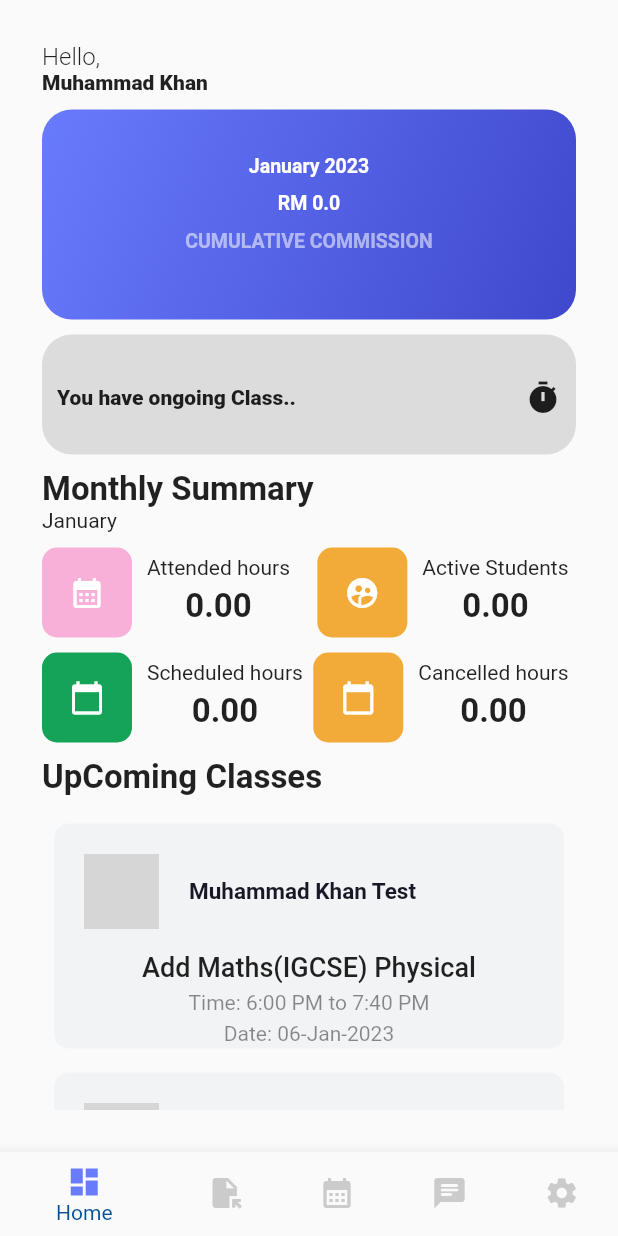
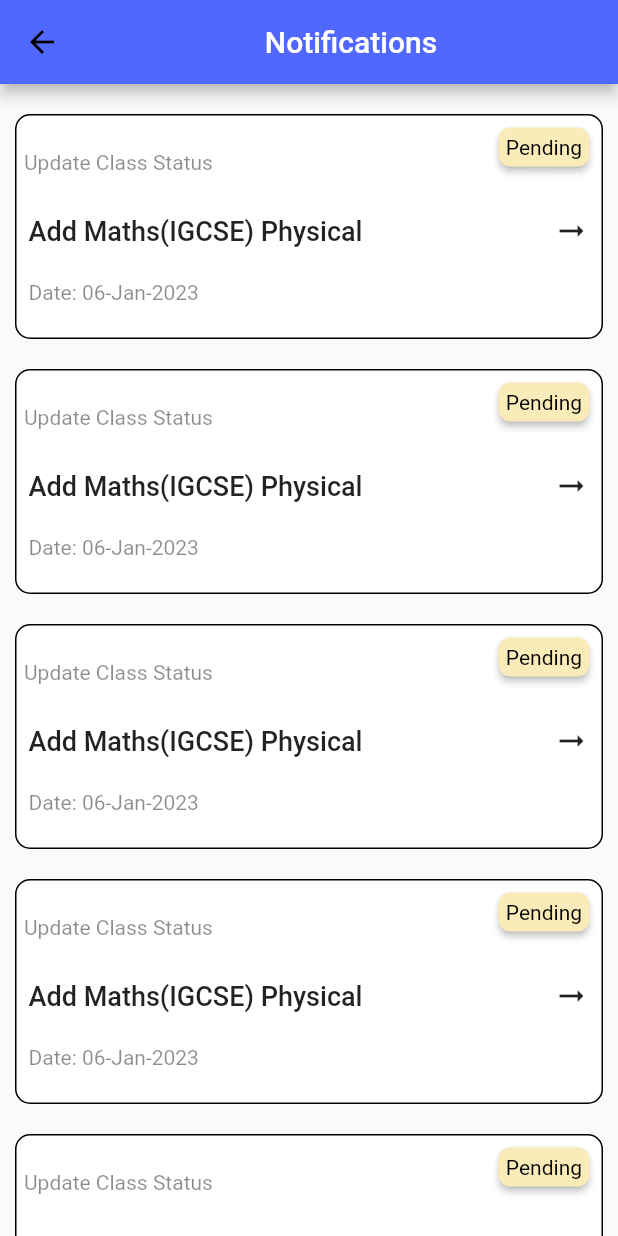
Before and after one commit to wasitmirani/sifututor-app, a Flutter app: the screen it shows after launch, on a phone screen of 412 x 824 dp. Run offline on Flutter 3.47's test engine with Material 2 defaults, Android fonts, the phone set to English and light mode, and no system bars; drawn by our look-alikes of badges; our stand-ins replace date_format; grey boxes are pictures that could not be loaded.

Commit message:
added screens

```diff
--- a/lib/main.dart
+++ b/lib/main.dart
@@ -1,21 +1,51 @@
 import 'package:flutter/material.dart';
+import 'package:sifututor/colors/constants.dart';
 import 'package:sifututor/screens/LoginScreen.dart';
+import 'package:sifututor/screens/NotificationScreen.dart';
+import 'screens/JobTicketScreen.dart';
 import 'screens/MainScreen.dart';
 
-void main() {
-  runApp(
-    MaterialApp(
+class MyApp extends StatelessWidget {
+  MaterialColor mycolor = MaterialColor(
+    0xFF5068ff,
+    <int, Color>{
+      50: Color(0xFF5068ff),
+      100: Color(0xFF5068ff),
+      200: Color(0xFF5068ff),
+      300: Color(0xFF5068ff),
+      400: Color(0xFF5068ff),
+      500: Color(0xFF5068ff),
+      600: Color(0xFF5068ff),
+      700: Color(0xFF5068ff),
+      800: Color(0xFF5068ff),
+      900: Color(0xFF5068ff),
+    },
+  );
+  @override
+  Widget build(BuildContext context) {
+    return MaterialApp(
       title: 'Named Routes Demo',
       // Start the app with the "/" named route. In this case, the app starts
       // on the FirstScreen widget.
       initialRoute: '/',
       debugShowCheckedModeBanner: false,
+      theme: ThemeData(
+        primaryColor: primary,
+        primarySwatch: mycolor,
+      ),
       routes: {
         // When navigating to the "/" route, build the FirstScreen widget.
-        '/': (context) => const MainScreen(),
+        // '/': (context) => const MainScreen(),
+        '/': (context) => const NotificationScreen(),
         // When navigating to the "/second" route, build the SecondScreen widget.
         '/login': (context) => const LoginScreen(),
+        '/notification': (context) => const NotificationScreen(),
+        '/job-ticket': (context) => const JobTicketScreen(),
       },
-    ),
-  );
+    );
+  }
 }
+
+void main() {
+  runApp(MyApp());
+}
--- a/lib/screens/HomeScreen.dart
+++ b/lib/screens/HomeScreen.dart
@@ -4,6 +4,7 @@ import 'package:date_format/date_format.dart';
 import 'package:intl/intl.dart';
 
 import 'package:sifututor/widgets/InfoCard.dart';
+import 'package:sifututor/widgets/JobTicketCard.dart';
 
 import '../colors/constants.dart';
 import '../widgets/ClassesCard.dart';
@@ -93,7 +94,7 @@ class _HomeScreenState extends State<HomeScreen> {
               itemBuilder: (ctx, int) {
                 return Padding(
                   padding: const EdgeInsets.all(8.0),
-                  child: ClassesCard(context),
+                  child: JobTicketCard(context),
                 );
               },
             ),
--- /dev/null
+++ b/lib/screens/NotificationScreen.dart
@@ -0,0 +1,44 @@
+import 'package:flutter/material.dart';
+import 'package:sifututor/widgets/NotifyCard.dart';
+
+class NotificationScreen extends StatefulWidget {
+  const NotificationScreen({super.key});
+
+  @override
+  State<NotificationScreen> createState() => _NotificationScreenState();
+}
+
+class _NotificationScreenState extends State<NotificationScreen> {
+  @override
+  Widget build(BuildContext context) {
+    return Scaffold(
+      appBar: AppBar(
+        leading: IconButton(
+          icon: Icon(Icons.arrow_back, color: Colors.black),
+          onPressed: () => Navigator.of(context).pop(),
+        ),
+        title: Center(child: Text("Notifications")),
+      ),
+      body: Container(
+        child: Column(
+          children: [
+            SizedBox(
+              height: 10,
+            ),
+            Expanded(
+              child: ListView.builder(
+                shrinkWrap: true,
+                itemBuilder: (ctx, int) {
+                  return Padding(
+                    padding: const EdgeInsets.all(10.0),
+                    child: NotifyCard(context),
+                  );
+                },
+              ),
+            ),
+          ],
+        ),
+      ),
+    );
+  }
+}
--- a/lib/widgets/ClassesCard.dart
+++ b/lib/widgets/ClassesCard.dart
@@ -15,15 +15,15 @@ Widget ClassesCard(context) {
         Row(
           mainAxisAlignment: MainAxisAlignment.start,
           children: [
-            Container(
-                padding: EdgeInsets.fromLTRB(20, 20, 10, 0),
-                child: ClipRRect(
-                  borderRadius: BorderRadius.circular(20.0),
-                  child: Image.asset(
-                    '/man.png',
-                    width: 50,
-                  ),
-                )),
+            // Container(
+            //     padding: EdgeInsets.fromLTRB(20, 20, 10, 0),
+            //     child: ClipRRect(
+            //       borderRadius: BorderRadius.circular(20.0),
+            //       child: Image.asset(
+            //         '/images/man.png',
+            //         width: 50,
+            //       ),
+            //     )),
             Container(
               padding: EdgeInsets.fromLTRB(10, 20, 10, 0),
               child: Text(
--- a/lib/widgets/InfoCard.dart
+++ b/lib/widgets/InfoCard.dart
@@ -1,5 +1,3 @@
-import 'dart:js';
-
 import 'package:flutter/cupertino.dart';
 import 'package:flutter/material.dart';
 
--- /dev/null
+++ b/lib/widgets/NotifyCard.dart
@@ -0,0 +1,82 @@
+import 'package:badges/badges.dart';
+import 'package:flutter/material.dart';
+
+import '../colors/constants.dart';
+
+Widget NotifyCard(context) {
+  return Container(
+    width: MediaQuery.of(context).size.width / 1,
+    height: 150,
+    decoration: BoxDecoration(
+      borderRadius: BorderRadius.circular(10.0),
+      border: Border.all(
+        color: Colors.black,
+        width: 1,
+      ),
+      color: Color.fromARGB(255, 255, 255, 255),
+    ),
+    child: Column(
+      children: [
+        Row(
+          mainAxisAlignment: MainAxisAlignment.spaceBetween,
+          // crossAxisAlignment: cro,
+          children: [
+            Container(
+              padding: EdgeInsets.fromLTRB(5, 20, 10, 0),
+              child: Text(
+                "Update Class Status",
+                style: TextStyle(color: Colors.black45, fontSize: 14),
+              ),
+            ),
+            Padding(
+              padding: const EdgeInsets.all(8.0),
+              child: Badge(
+                toAnimate: true,
+                shape: BadgeShape.square,
+                badgeColor: Color.fromARGB(255, 250, 236, 184),
+                borderRadius: BorderRadius.circular(8),
+                badgeContent:
+                    Text('Pending', style: TextStyle(color: Colors.black)),
+              ),
+            ),
+          ],
+        ),
+        SizedBox(
+          height: 15,
+        ),
+        Row(
+          mainAxisAlignment: MainAxisAlignment.spaceBetween,
+          children: [
+            Padding(
+              padding: const EdgeInsets.all(8.0),
+              child: Container(
+                child: Text(
+                  "Add Maths(IGCSE) Physical",
+                  style: SubHeadingTextStyle,
+                ),
+              ),
+            ),
+            Padding(
+              padding: const EdgeInsets.all(8.0),
+              child: Icon(
+                Icons.arrow_right_alt_outlined,
+              ),
+            ),
+          ],
+        ),
+        SizedBox(height: 5),
+        Row(
+          children: [
+            Padding(
+              padding: const EdgeInsets.all(8.0),
+              child: Text(
+                "Date: 06-Jan-2023",
+                style: TextStyle(color: Colors.black45),
+              ),
+            ),
+          ],
+        ),
+      ],
+    ),
+  );
+}
--- a/pubspec.yaml
+++ b/pubspec.yaml
@@ -39,6 +39,7 @@ dependencies:
   flutter_countdown_timer: ^4.1.0
   date_format: ^2.0.7
   intl: ^0.18.0
+  badges: ^2.0.3
 
 dev_dependencies:
   flutter_test:
@@ -64,7 +65,7 @@ flutter:
 
   # To add assets to your application, add an assets section, like this:
 assets:
-    - assets/
+      - images/
   #   - images/a_dot_ham.jpeg
 
   # An image asset can refer to one or more resolution-specific "variants", see
```
Also changed, not shown: lib/colors/constants.dart (+8 -1 lines), lib/screens/JobTicketScreen.dart (added, +68 -0 lines), lib/widgets/JobTicketCard.dart (added, +139 -0 lines), assets/images/facebook.png (renamed from assets/facebook.png), assets/images/google.png (renamed from assets/google.png), assets/images/logo.png (renamed from assets/logo.png), assets/images/man.png (renamed from assets/man.png), assets/images/welcome.png (renamed from assets/welcome.png), pubspec.lock.
